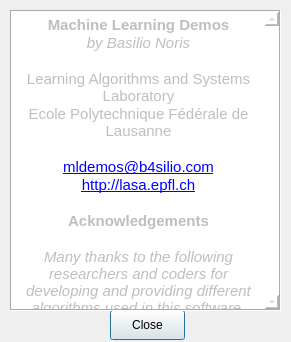
Qt form MLDemos/aboutDialog.ui (b4silio/MLDemos) before a commit.
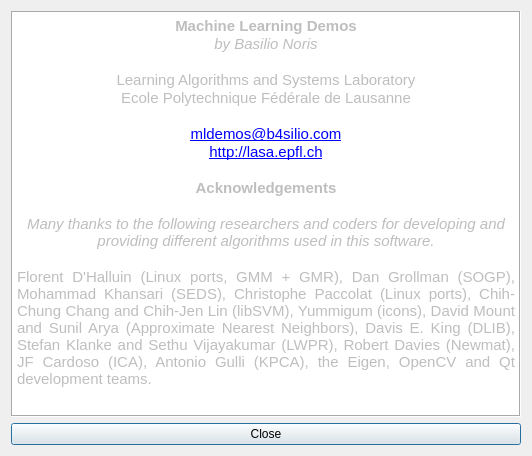
The same form after that commit.

Commit message: Using a layout for about box.

Patch:
```diff
--- a/MLDemos/aboutDialog.ui
+++ b/MLDemos/aboutDialog.ui
@@ -9,8 +9,8 @@
    <rect>
     <x>0</x>
     <y>0</y>
-    <width>291</width>
-    <height>342</height>
+    <width>532</width>
+    <height>456</height>
    </rect>
   </property>
   <property name="sizePolicy">
@@ -25,31 +25,12 @@
   <property name="modal">
    <bool>true</bool>
   </property>
-  <widget class="QPushButton" name="okButton">
-   <property name="geometry">
-    <rect>
-     <x>110</x>
-     <y>310</y>
-     <width>75</width>
-     <height>30</height>
-    </rect>
-   </property>
-   <property name="text">
-    <string>Close</string>
-   </property>
-  </widget>
+  <layout class="QVBoxLayout" name="verticalLayout">
+   <item>
   <widget class="QTextEdit" name="textEdit">
    <property name="enabled">
     <bool>false</bool>
    </property>
-   <property name="geometry">
-    <rect>
-     <x>10</x>
-     <y>10</y>
-     <width>271</width>
-     <height>301</height>
-    </rect>
-   </property>
    <property name="font">
     <font>
      <kerning>true</kerning>
@@ -86,7 +67,7 @@
     <string>&lt;!DOCTYPE HTML PUBLIC &quot;-//W3C//DTD HTML 4.0//EN&quot; &quot;http://www.w3.org/TR/REC-html40/strict.dtd&quot;&gt;
 &lt;html&gt;&lt;head&gt;&lt;meta name=&quot;qrichtext&quot; content=&quot;1&quot; /&gt;&lt;style type=&quot;text/css&quot;&gt;
 p, li { white-space: pre-wrap; }
-&lt;/style&gt;&lt;/head&gt;&lt;body style=&quot; font-family:'Lucida Grande'; font-size:13pt; font-weight:400; font-style:normal;&quot;&gt;
+&lt;/style&gt;&lt;/head&gt;&lt;body style=&quot; font-family:'Ubuntu'; font-size:10pt; font-weight:400; font-style:normal;&quot;&gt;
 &lt;p align=&quot;center&quot; style=&quot; margin-top:0px; margin-bottom:0px; margin-left:0px; margin-right:0px; -qt-block-indent:0; text-indent:0px;&quot;&gt;&lt;span style=&quot; font-family:'MS Shell Dlg 2'; font-size:11pt; font-weight:600;&quot;&gt;Machine Learning Demos&lt;/span&gt;&lt;/p&gt;
 &lt;p align=&quot;center&quot; style=&quot; margin-top:0px; margin-bottom:0px; margin-left:0px; margin-right:0px; -qt-block-indent:0; text-indent:0px;&quot;&gt;&lt;span style=&quot; font-family:'MS Shell Dlg 2'; font-size:11pt; font-style:italic;&quot;&gt;by Basilio Noris&lt;/span&gt;&lt;/p&gt;
 &lt;p style=&quot;-qt-paragraph-type:empty; margin-top:0px; margin-bottom:0px; margin-left:0px; margin-right:0px; -qt-block-indent:0; text-indent:0px; font-family:'MS Shell Dlg 2'; font-size:11pt; font-style:italic; text-decoration: underline;&quot;&gt;&lt;/p&gt;
@@ -103,6 +84,15 @@
 &lt;p align=&quot;justify&quot; style=&quot; margin-top:0px; margin-bottom:0px; margin-left:0px; margin-right:0px; -qt-block-indent:0; text-indent:0px;&quot;&gt;&lt;span style=&quot; font-family:'MS Shell Dlg 2'; font-size:11pt;&quot;&gt;Florent D'Halluin (Linux ports, GMM + GMR), Dan Grollman (SOGP), Mohammad Khansari (SEDS), Christophe Paccolat (Linux ports), Chih-Chung Chang and Chih-Jen Lin (libSVM), Yummigum (icons), David Mount and Sunil Arya (Approximate Nearest Neighbors), Davis E. King (DLIB), Stefan Klanke and Sethu Vijayakumar (LWPR), Robert Davies (Newmat), JF Cardoso (ICA), Antonio Gulli (KPCA), the Eigen, OpenCV and Qt development teams.&lt;/span&gt;&lt;/p&gt;&lt;/body&gt;&lt;/html&gt;</string>
    </property>
   </widget>
+   </item>
+   <item>
+    <widget class="QPushButton" name="okButton">
+     <property name="text">
+      <string>Close</string>
+     </property>
+    </widget>
+   </item>
+  </layout>
  </widget>
  <resources/>
  <connections>
```
Lines whose indentation alone changed are shown as unchanged.
